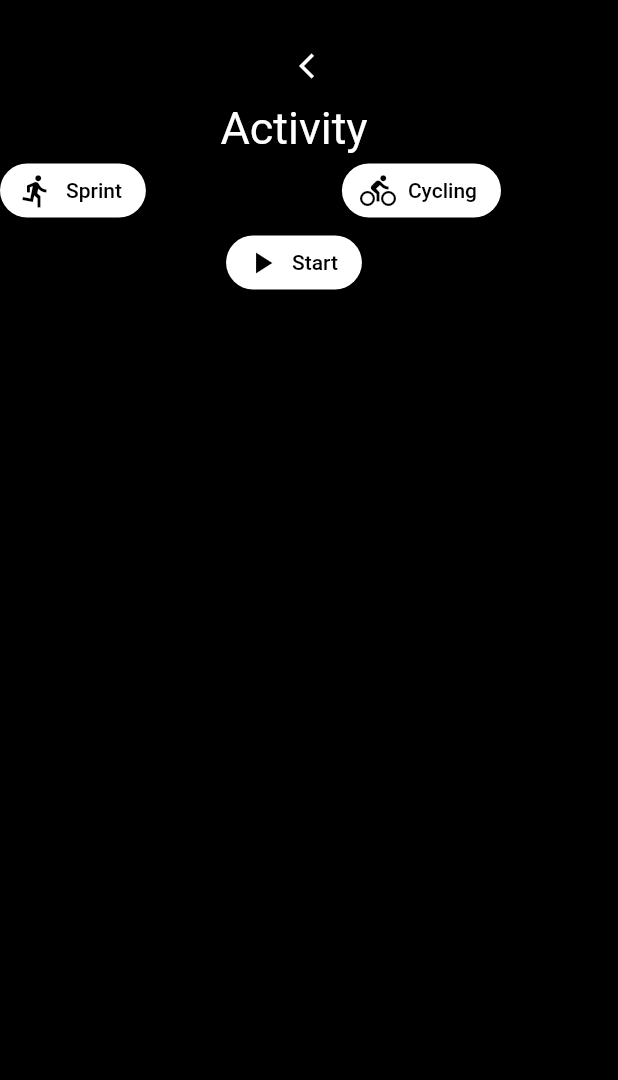
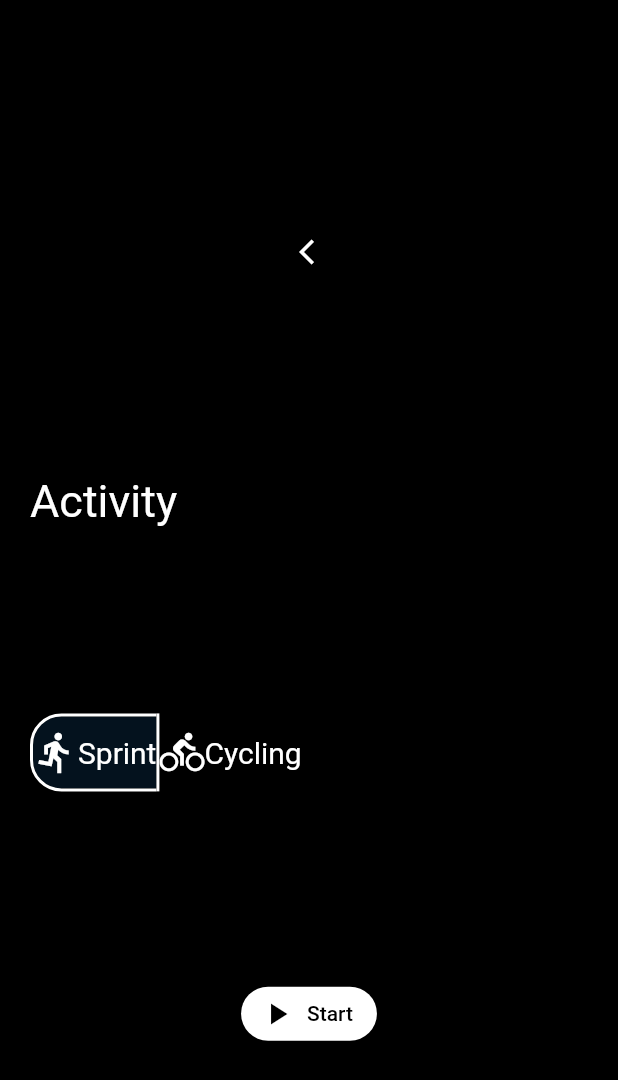
Before and after one commit to llherrera/tracky, a Flutter app: the HomePage screen opened directly, after a tap on "Add Activity", on a phone screen of 412 x 824 dp. Shown: the top 1080 px of the screen. Run offline on Flutter 3.47's test engine with Material 2 defaults, Android fonts, the phone set to English and light mode, and no system bars.

Commit message:
widgets of pages

```diff
--- a/lib/UI/activity_page.dart
+++ b/lib/UI/activity_page.dart
@@ -1,5 +1,7 @@
 import 'package:flutter/material.dart';
-import 'summary_page.dart';
+import '../Widgets/zCommon_widgets/backArrow_button.dart';
+import '../Widgets/activity_widgets/choose_activity.dart';
+import '../Widgets/activity_widgets/start_button.dart';
 
 class AddActivity extends StatelessWidget {
   const AddActivity({super.key});
@@ -8,92 +10,22 @@ class AddActivity extends StatelessWidget {
   Widget build(BuildContext context) {
     return Scaffold(
       backgroundColor: Colors.black,
-      body: Column(
-        children: <Widget>[
-          Container(
-            margin: const EdgeInsets.only(top: 20, left: 15),
-            child: OutlinedButton.icon(
-              onPressed: () {
-                Navigator.pop(context);
-              },
-              style: OutlinedButton.styleFrom(
-                backgroundColor: Colors.black,
-                shape: const RoundedRectangleBorder(
-                  borderRadius: BorderRadius.all(Radius.circular(20))
-                ),
-                padding: const EdgeInsets.symmetric(horizontal: 20)
-              ),
-              icon: const Icon(Icons.arrow_back_ios, size: 20, color: Colors.white),
-              label: const Text(''),
-            )
-          ),
-          Container(
-            margin: const EdgeInsets.only(right: 20),
+      body: Container(
+        margin:const EdgeInsets.symmetric(horizontal: 20),
         child: Column(
-              children: <Widget>[
-                const Text('Activity', style: TextStyle(color: Colors.white, fontSize: 30)),
-                Row(
-                  children: [
-                    Flexible(
-                      flex: 1,
-                      child: ElevatedButton.icon(
-                        onPressed: (){},
-                        style: ElevatedButton.styleFrom(
-                          backgroundColor: Colors.white,
-                          shape: const RoundedRectangleBorder(
-                            borderRadius: BorderRadius.all(Radius.circular(20))
-                          ),
-                          //padding: const EdgeInsets.symmetric(horizontal: 20)
-                        ),
-                        icon: const Icon(Icons.directions_run, color: Colors.black),
-                        label: const Text('Sprint', style: TextStyle(color: Colors.black))
-                      ),
-                    ),
-                    const Spacer(flex: 1),
-                    Flexible(
-                      flex: 1,
-                      child: ElevatedButton.icon(
-                        onPressed: (){},
-                        style: ElevatedButton.styleFrom(
-                          backgroundColor: Colors.white,
-                          shape: const RoundedRectangleBorder(
-                            borderRadius: BorderRadius.all(Radius.circular(20))
-                          ),
-                          //padding: const EdgeInsets.symmetric(horizontal: 20)
-                        ),
-                        icon: const Icon(Icons.directions_bike, color: Colors.black),
-                        label: const Text('Cycling', style: TextStyle(color: Colors.black))
-                      ),
-                    ),
-                  ],
-                ),
+          crossAxisAlignment: CrossAxisAlignment.stretch,
+          mainAxisAlignment: MainAxisAlignment.spaceEvenly,
+          children: const <Widget>[
+            BackArrowBtn(),
+            Text('Activity', style: TextStyle(color: Colors.white, fontSize: 30),),
+            SelectActivity(),
             /*
               maps
             */
-                Center(
-                  child: ElevatedButton.icon(
-                    onPressed: () {Navigator.push(context, MaterialPageRoute(builder: (context) => const SummaryPage()));},
-                    style: ElevatedButton.styleFrom(
-                      backgroundColor: Colors.white,
-                      shape: const RoundedRectangleBorder(
-                        borderRadius: BorderRadius.all(Radius.circular(20))
-                      ),
-                      //padding: const EdgeInsets.symmetric(horizontal: 20)
-                    ),
-                    icon: const Icon(Icons.play_arrow, color: Colors.black),
-                    label: const Text('Start', style: TextStyle(color: Colors.black))
+            StartButton()
+          ],
         ),
       )
-              ],
-              /*children: <Widget>[
-                const Text('Activity', style: TextStyle(color: Colors.white, fontSize: 30)),
-                const Spacer(flex: 1),
-
-              ],*/
-            ),
-          )
-        ]
-      ),
     );
   }
 }
--- a/lib/UI/home_page.dart
+++ b/lib/UI/home_page.dart
@@ -2,6 +2,8 @@ import 'package:flutter/material.dart';
 import 'package:tracky/UI/activity_page.dart';
 import 'package:tracky/UI/leadboard_page.dart';
 import 'package:tracky/UI/history_page.dart';
+import '../Widgets/home_widgets/user_info.dart';
+import '../Widgets/home_widgets/addActivity_button.dart';
 
 class HomePage extends StatefulWidget {
   const HomePage({super.key});
@@ -14,7 +16,6 @@ class _HomePage extends State<HomePage> {
   int _selectedIndex = 0;
   static const List<Widget> _widgetOptions = <Widget>[
     Home(),
-    Settings(),
     Scores(),
     Account(),
   ];
@@ -42,10 +43,6 @@ class _HomePage extends State<HomePage> {
             label: 'Home',
           ),
           BottomNavigationBarItem(
-            icon: Icon(Icons.settings, color: Colors.black),
-            label: 'Settings',
-          ),
-          BottomNavigationBarItem(
             icon: Icon(Icons.leaderboard, color: Colors.black),
             label: 'Scores',
           ),
@@ -68,54 +65,17 @@ class Home extends StatelessWidget {
   @override
   Widget build(BuildContext context) {
     return Column(
-      children: <Widget>[
-        Container(
-            margin: const EdgeInsets.only(top: 50),
-            child: Row(
-              children: [
-                Flexible(
-                  flex: 1 ,
-                  child: Column(
-                    children: const <Widget>[
-                      Text('Welcolme', style: TextStyle(color: Colors.white),),
-                      Text('@username', style: TextStyle(color: Colors.white),)
-                    ],
-                  )
-                ),
-                const Spacer(flex: 1),
-                const Flexible(
-                  flex: 1,
-                  child: Icon(
-                    Icons.account_circle,
-                    color: Colors.white
-                  )
-                ),
-              ],
-            )
-          ),
-        const Spacer(flex: 1),
-        OutlinedButton.icon(
-          onPressed: () {Navigator.push(context, MaterialPageRoute(builder: (context) => const AddActivity()));},
-          style: OutlinedButton.styleFrom(
-            foregroundColor: Colors.white,
-            side: const BorderSide(color: Colors.white, width: 2),
-            shape: const RoundedRectangleBorder(
-              borderRadius: BorderRadius.all(Radius.circular(20))
-            ),
-            padding: const EdgeInsets.symmetric(horizontal: 30)
-          ),
-          icon: const Icon(Icons.add_circle_outline, color: Colors.white, size: 50,),
-          label: const Text(
-            'Add Activity',
-            style: TextStyle(
-              color: Colors.white,
-              fontSize: 30,
-              fontWeight: FontWeight.bold
-            )
-          ),
-        ),
-        const Spacer(flex: 1),
-        Row(
+      mainAxisAlignment: MainAxisAlignment.spaceBetween,
+      /**
+       * userinfo
+       * addActivity
+       * ???
+       */
+      children: const <Widget>[
+        UserInfo(),
+        AddActivityButton(),
+        Padding(padding: EdgeInsets.only(bottom: 20)),
+        /*Row(
           children: [
             Flexible(
               flex: 1,
@@ -157,7 +117,7 @@ class Home extends StatelessWidget {
               )
             ),
           ],
-        ),
+        ),*/
       ]
     );
   }
@@ -169,7 +129,7 @@ class Settings extends StatelessWidget {
   @override
   Widget build(BuildContext context) {
     return const Center(
-      child: Text('Settings', style: TextStyle(color: Colors.white)),
+      child: Text('Settin2gs', style: TextStyle(color: Colors.white)),
     );
   }
 }
--- /dev/null
+++ b/lib/Widgets/activity_widgets/choose_activity.dart
@@ -0,0 +1,50 @@
+import 'package:flutter/material.dart';
+
+class SelectActivity extends StatefulWidget {
+  const SelectActivity({super.key});
+
+  @override
+  State<SelectActivity> createState() => _SelectActivityState();
+}
+
+class _SelectActivityState extends State<SelectActivity> {
+  final List<bool> isSelected = [true, false];
+
+  @override
+  Widget build(BuildContext context) {
+    return Container(
+      padding: EdgeInsets.zero,
+      decoration: BoxDecoration(
+        color: Colors.black,
+        borderRadius: BorderRadius.circular(20),
+      ),
+      child: ToggleButtons(
+        borderRadius: BorderRadius.circular(20),
+        selectedBorderColor: Colors.white,
+        borderWidth: 2,
+        isSelected: isSelected,
+        onPressed: (int index) {
+          setState(() {
+            for (int i = 0; i < isSelected.length; i++) {
+              isSelected[i] = i == index;
+            }
+          });
+        },
+        children: <Widget>[
+          Row(
+            children: const <Widget>[
+              Icon(Icons.directions_run, color: Colors.white, size: 30,),
+              Text('Sprint', style: TextStyle(color: Colors.white, fontSize: 20),),
+            ],
+          ),
+          Row(
+            children: const <Widget>[
+              Icon(Icons.directions_bike, color: Colors.white, size: 30,),
+              Text('Cycling', style: TextStyle(color: Colors.white, fontSize: 20),),
+            ],
+          ),
+        ],
+      )
+    );
+  }
+}
--- /dev/null
+++ b/lib/Widgets/activity_widgets/start_button.dart
@@ -0,0 +1,23 @@
+import 'package:flutter/material.dart';
+import '../../UI/summary_page.dart';
+
+class StartButton extends StatelessWidget {
+  const StartButton({super.key});
+
+  @override
+  Widget build(BuildContext context) {
+    return Center(
+      child: ElevatedButton.icon(
+        onPressed: () {Navigator.push(context, MaterialPageRoute(builder: (context) => const SummaryPage()));},
+        style: ElevatedButton.styleFrom(
+          backgroundColor: Colors.white,
+          shape: const RoundedRectangleBorder(
+            borderRadius: BorderRadius.all(Radius.circular(20))
+          ),
+        ),
+        icon: const Icon(Icons.play_arrow, color: Colors.black),
+        label: const Text('Start', style: TextStyle(color: Colors.black))
+      ),
+    );
+  }
+}
--- /dev/null
+++ b/lib/Widgets/home_widgets/addActivity_button.dart
@@ -0,0 +1,31 @@
+import 'package:flutter/material.dart';
+import '../../UI/activity_page.dart';
+
+class AddActivityButton extends StatelessWidget {
+  const AddActivityButton({super.key});
+
+  @override
+  Widget build(BuildContext context) {
+    final addActBtn = OutlinedButton.icon(
+      onPressed: () {Navigator.push(context, MaterialPageRoute(builder: (context) => const AddActivity()));},
+      style: OutlinedButton.styleFrom(
+        foregroundColor: Colors.white,
+        minimumSize: const Size.fromHeight(50),
+        side: const BorderSide(color: Colors.white, width: 2),
+        shape: const RoundedRectangleBorder(
+          borderRadius: BorderRadius.all(Radius.circular(20))
+        ),
+      ),
+      icon: const Icon(Icons.add_circle_outline, color: Colors.white, size: 100,),
+      label: const Text(
+        'Add Activity',
+        style: TextStyle(
+          color: Colors.white,
+          fontSize: 30,
+          fontWeight: FontWeight.bold
+        )
+      ),
+    );
+    return addActBtn;
+  }
+}
--- /dev/null
+++ b/lib/Widgets/home_widgets/user_info.dart
@@ -0,0 +1,37 @@
+import 'package:flutter/material.dart';
+
+class UserInfo extends StatefulWidget {
+  const UserInfo({super.key});
+
+  @override
+  State<UserInfo> createState() => _UserInfoState();
+}
+
+class _UserInfoState extends State<UserInfo> {
+  @override
+  Widget build(BuildContext context) {
+    var info = Container(
+      margin: const EdgeInsets.only(top: 50),
+      child: Row(
+        mainAxisAlignment: MainAxisAlignment.spaceBetween,
+        children: [
+          Column(
+            children: const <Widget>[
+              Text('Welcolme', style: TextStyle(color: Colors.white, fontSize: 30, fontWeight: FontWeight.bold),),
+              Text('@username', style: TextStyle(color: Colors.white, fontSize: 30),)
+            ],
+          ),
+          const Icon(
+            Icons.account_circle,
+            size: 60,
+            color: Colors.white
+          )
+        ],
+      )
+    );
+
+
+
+    return info;
+  }
+}
--- a/lib/Widgets/login_widgets/email_field.dart
+++ /dev/null
@@ -1,20 +0,0 @@
-import 'package:flutter/material.dart';
-
-class EmailField extends StatelessWidget {
-  const EmailField({super.key});
-
-  @override
-  Widget build(BuildContext context) {
-    return const TextField(
-      obscureText: false,
-      style: TextStyle(color: Colors.white),
-      decoration: InputDecoration(
-        hintText: 'Email',
-        hintStyle: TextStyle(color: Colors.white),
-        focusedBorder: UnderlineInputBorder(
-          borderSide: BorderSide(color: Colors.white, width: 2),
-        ),
-      )
-    );
-  }
-}
--- a/lib/Widgets/login_widgets/login_form.dart
+++ b/lib/Widgets/login_widgets/login_form.dart
@@ -1,6 +1,5 @@
 import 'package:flutter/material.dart';
-import 'username_field.dart';
-import 'password_field.dart';
+import 'textfields.dart';
 import 'checkbox.dart';
 
 class LoginForm extends StatelessWidget {
--- a/lib/Widgets/login_widgets/password_field.dart
+++ /dev/null
@@ -1,20 +0,0 @@
-import 'package:flutter/material.dart';
-
-class PasswordField extends StatelessWidget {
-  const PasswordField({super.key});
-
-  @override
-  Widget build(BuildContext context) {
-    return const TextField(
-      obscureText: false,
-      style: TextStyle(color: Colors.white),
-      decoration: InputDecoration(
-        hintText: 'Password',
-        hintStyle: TextStyle(color: Colors.white),
-        focusedBorder: UnderlineInputBorder(
-          borderSide: BorderSide(color: Colors.white, width: 2),
-        ),
-      )
-    );
-  }
-}
--- a/lib/Widgets/login_widgets/register_form.dart
+++ b/lib/Widgets/login_widgets/register_form.dart
@@ -1,8 +1,6 @@
 import 'package:flutter/material.dart';
-import 'username_field.dart';
-import 'password_field.dart';
+import 'textfields.dart';
 import 'checkbox.dart';
-import 'email_field.dart';
 
 class SignupForm extends StatelessWidget {
   const SignupForm({super.key});
--- /dev/null
+++ b/lib/Widgets/login_widgets/textfields.dart
@@ -0,0 +1,58 @@
+import 'package:flutter/material.dart';
+
+class UsernameField extends StatelessWidget {
+  const UsernameField({super.key});
+
+  @override
+  Widget build(BuildContext context) {
+    return const TextField(
+      obscureText: false,
+      style: TextStyle(color: Colors.white),
+      decoration: InputDecoration(
+        hintText: 'Username',
+        hintStyle: TextStyle(color: Colors.white),
+        focusedBorder: UnderlineInputBorder(
+          borderSide: BorderSide(color: Colors.white, width: 2),
+        ),
+      )
+    );
+  }
+}
+
+class EmailField extends StatelessWidget {
+  const EmailField({super.key});
+
+  @override
+  Widget build(BuildContext context) {
+    return const TextField(
+      obscureText: false,
+      style: TextStyle(color: Colors.white),
+      decoration: InputDecoration(
+        hintText: 'Email',
+        hintStyle: TextStyle(color: Colors.white),
+        focusedBorder: UnderlineInputBorder(
+          borderSide: BorderSide(color: Colors.white, width: 2),
+        ),
+      )
+    );
+  }
+}
+
+class PasswordField extends StatelessWidget {
+  const PasswordField({super.key});
+
+  @override
+  Widget build(BuildContext context) {
+    return const TextField(
+      obscureText: false,
+      style: TextStyle(color: Colors.white),
+      decoration: InputDecoration(
+        hintText: 'Password',
+        hintStyle: TextStyle(color: Colors.white),
+        focusedBorder: UnderlineInputBorder(
+          borderSide: BorderSide(color: Colors.white, width: 2),
+        ),
+      )
+    );
+  }
+}
--- a/lib/Widgets/login_widgets/username_field.dart
+++ /dev/null
@@ -1,20 +0,0 @@
-import 'package:flutter/material.dart';
-
-class UsernameField extends StatelessWidget {
-  const UsernameField({super.key});
-
-  @override
-  Widget build(BuildContext context) {
-    return const TextField(
-      obscureText: false,
-      style: TextStyle(color: Colors.white),
-      decoration: InputDecoration(
-        hintText: 'Username',
-        hintStyle: TextStyle(color: Colors.white),
-        focusedBorder: UnderlineInputBorder(
-          borderSide: BorderSide(color: Colors.white, width: 2),
-        ),
-      )
-    );
-  }
-}
--- /dev/null
+++ b/lib/Widgets/zCommon_widgets/backArrow_button.dart
@@ -0,0 +1,27 @@
+import 'package:flutter/material.dart';
+
+class BackArrowBtn extends StatelessWidget {
+  const BackArrowBtn({super.key});
+
+  @override
+  Widget build(BuildContext context) {
+    final backBtn = Container(
+      margin: const EdgeInsets.only(top: 20, left: 15),
+      child: OutlinedButton.icon(
+        onPressed: () {
+          Navigator.pop(context);
+        },
+        style: OutlinedButton.styleFrom(
+          backgroundColor: Colors.black,
+          shape: const RoundedRectangleBorder(
+            borderRadius: BorderRadius.all(Radius.circular(20))
+          ),
+          padding: const EdgeInsets.symmetric(horizontal: 20)
+        ),
+        icon: const Icon(Icons.arrow_back_ios, size: 20, color: Colors.white),
+        label: const Text(''),
+      )
+    );
+    return backBtn;
+  }
+}
```
Also changed, not shown: 1 other file. Lines whose indentation alone changed are shown as unchanged.
